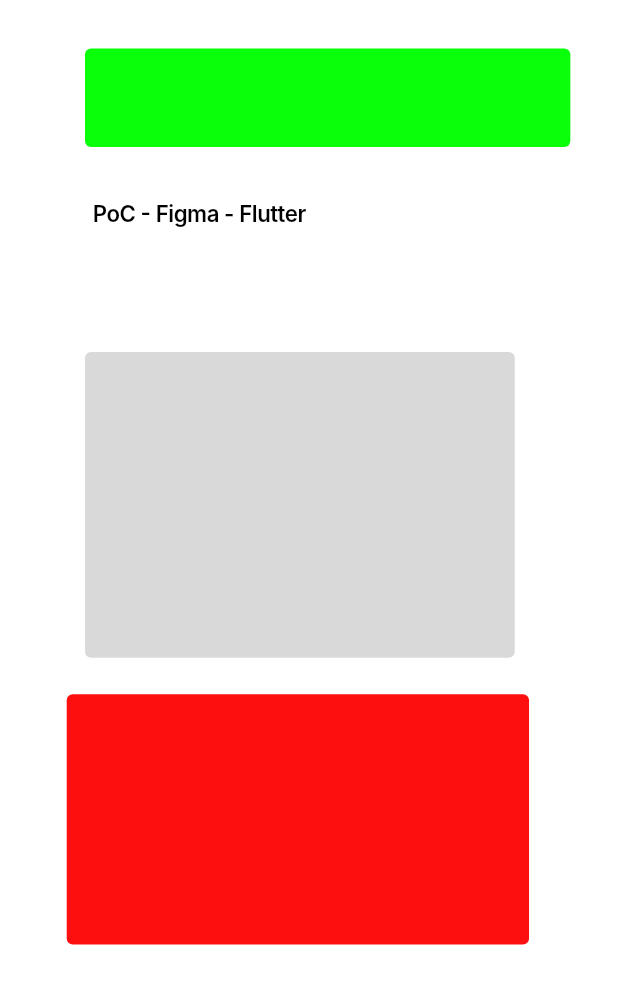
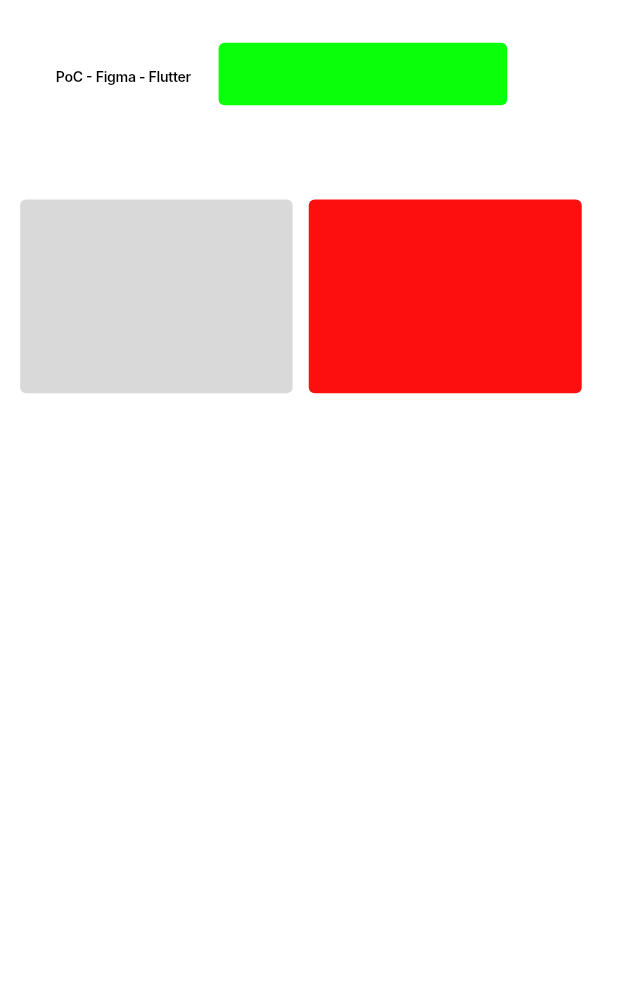
Before and after one commit to nkmrtds2015/poc-figma-flutter, a Flutter app: the screen it shows after launch, on a phone screen of 412 x 824 dp. Shown: the top 984 px of the screen. Run offline on Flutter 3.47's test engine with Material 3 defaults, Android fonts, the phone set to English and light mode, and no system bars; Roboto replaces fonts that are missing (Inter).

Commit message:
feat: Figma レイアウト変更を Flutter に反映（縦→横並び2カラム）
- Frame: 778x1259 → 1227x900（横長に変更）
- カード2枚が縦並び → 横並び2カラムに変更
- ヘッダー・タイトルの座標を Figma に合わせて更新
- バリアント2コンポーネントが通常 Rectangle に変更

Co-Authored-By: Claude Sonnet 4.6 <noreply@anthropic.com>

```diff
--- a/lib/screens/dashboard_screen.dart
+++ b/lib/screens/dashboard_screen.dart
@@ -2,13 +2,13 @@ import 'package:flutter/material.dart';
 import '../theme/app_theme.dart';
 import '../widgets/card_widget.dart';
 
-// Generated from Figma: Frame 1 (778x1259px)
+// Generated from Figma: Frame 1 (1227x900px) — 横長2カラムレイアウト
 // File key: WP1rgKnAzi23pGRGvcBQqG
 class DashboardScreen extends StatelessWidget {
   const DashboardScreen({super.key});
 
-  // Figma canvas is 778px wide — use as layout reference scale
-  static const double _figmaWidth = 778;
+  // Figma canvas is 1227px wide — use as layout reference scale
+  static const double _figmaWidth = 1227;
 
   @override
   Widget build(BuildContext context) {
@@ -20,25 +20,14 @@ class DashboardScreen extends StatelessWidget {
       body: SingleChildScrollView(
         child: SizedBox(
           width: screenWidth,
-          height: 1259 * scale,
+          height: 900 * scale,
           child: Stack(
             children: [
-              // Rectangle 2: ヘッダー (x:107, y:61, 611x124, #0AFF0A)
+              // タイトルテキスト (x:111, y:91, 295x118)
               Positioned(
-                left: 107 * scale,
-                top: 61 * scale,
-                child: FigmaCard(
-                  color: AppColors.header,
-                  width: 611 * scale,
-                  height: 124 * scale,
-                ),
-              ),
-
-              // タイトルテキスト (x:117, y:209, 580x118)
-              Positioned(
-                left: 117 * scale,
-                top: 209 * scale,
-                width: 580 * scale,
+                left: 111 * scale,
+                top: 91 * scale,
+                width: 295 * scale,
                 height: 118 * scale,
                 child: Align(
                   alignment: Alignment.centerLeft,
@@ -52,10 +41,21 @@ class DashboardScreen extends StatelessWidget {
                 ),
               ),
 
-              // Rectangle 1/デフォルト (x:107, y:443, 541x385, #D9D9D9)
+              // Rectangle 2: ヘッダー (x:434, y:85, 573x124, #0AFF0A)
               Positioned(
-                left: 107 * scale,
-                top: 443 * scale,
+                left: 434 * scale,
+                top: 85 * scale,
+                child: FigmaCard(
+                  color: AppColors.header,
+                  width: 573 * scale,
+                  height: 124 * scale,
+                ),
+              ),
+
+              // Rectangle 1/デフォルト (x:40, y:396, 541x385, #D9D9D9)
+              Positioned(
+                left: 40 * scale,
+                top: 396 * scale,
                 child: FigmaCard(
                   color: AppColors.cardDefault,
                   width: 541 * scale,
@@ -63,14 +63,14 @@ class DashboardScreen extends StatelessWidget {
                 ),
               ),
 
-              // Rectangle 1/バリアント2 (x:84, y:874, 582x315, #FE0F0F)
+              // Rectangle 1 (x:613, y:396, 542x385, #FE0F0F) — 横並び右カラム
               Positioned(
-                left: 84 * scale,
-                top: 874 * scale,
+                left: 613 * scale,
+                top: 396 * scale,
                 child: FigmaCard(
                   color: AppColors.cardVariant,
-                  width: 582 * scale,
-                  height: 315 * scale,
+                  width: 542 * scale,
+                  height: 385 * scale,
                 ),
               ),
             ],
```
